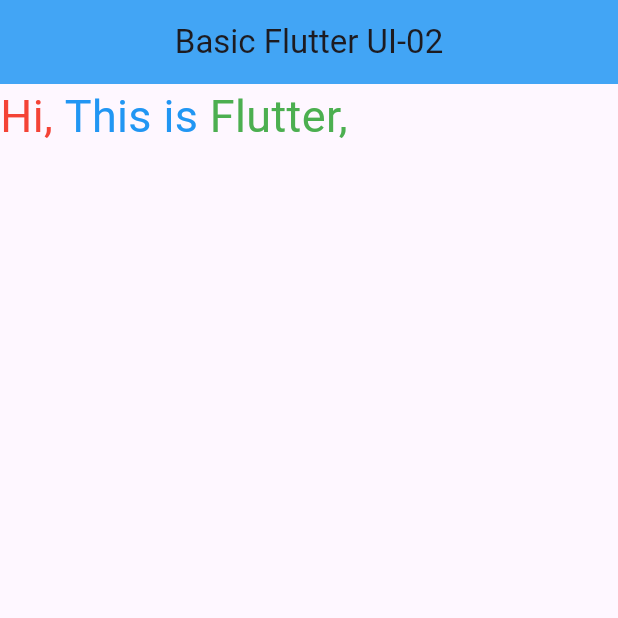
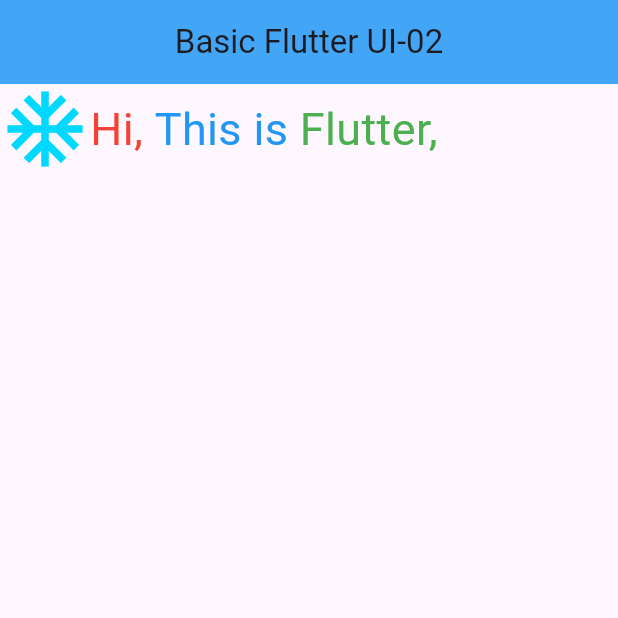
Before and after one commit to noobarafat/flutter_application_1, a Flutter app: the screen it shows after launch, on a phone screen of 412 x 824 dp, the top half of it. Run offline on Flutter 3.47's test engine with Material 3 defaults, Android fonts, the phone set to English and light mode, and no system bars.

Commit message:
used icon

```diff
--- a/lib/main.dart
+++ b/lib/main.dart
@@ -19,6 +19,11 @@ class LabClass05 extends StatelessWidget {
         ),
         body: Row(
           children: [
+            Icon(
+              Icons.ac_unit,
+              size: 60,
+              color: const Color.fromARGB(255, 0, 217, 255),
+            ),
             Text(
               "Hi, ",
               style: TextStyle(
--- a/pubspec.yaml
+++ b/pubspec.yaml
@@ -34,6 +34,7 @@ dependencies:
   # The following adds the Cupertino Icons font to your application.
   # Use with the CupertinoIcons class for iOS style icons.
   cupertino_icons: ^1.0.8
+  iconsax: ^0.0.8
 
 dev_dependencies:
   flutter_test:
```
Also changed, not shown: pubspec.lock.
